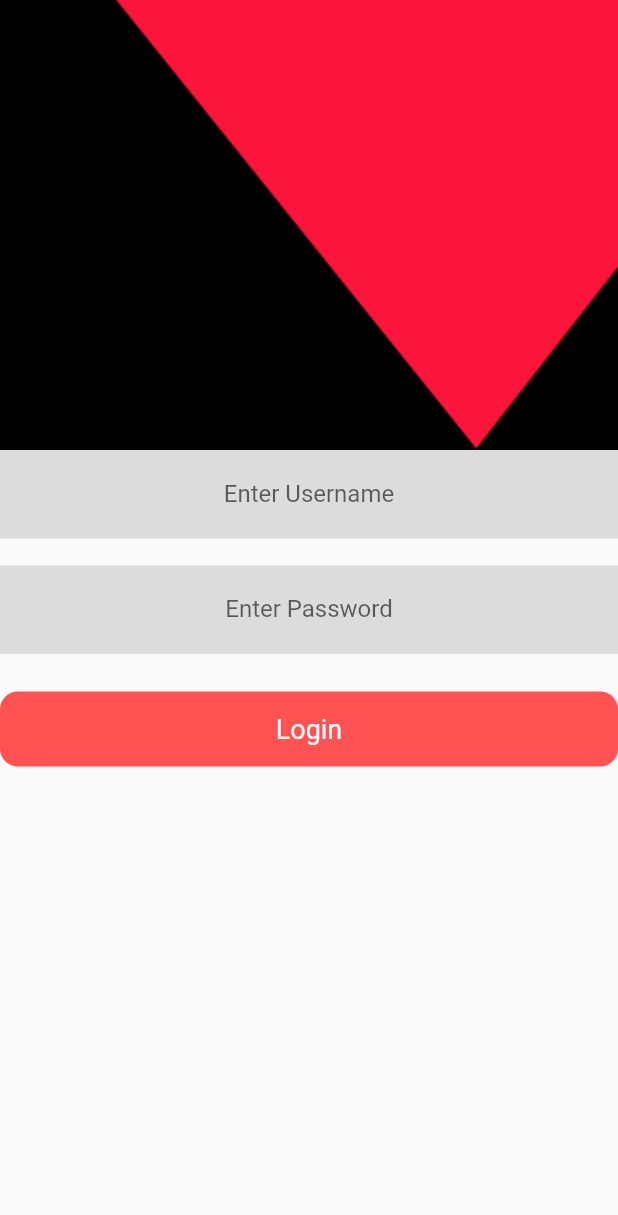
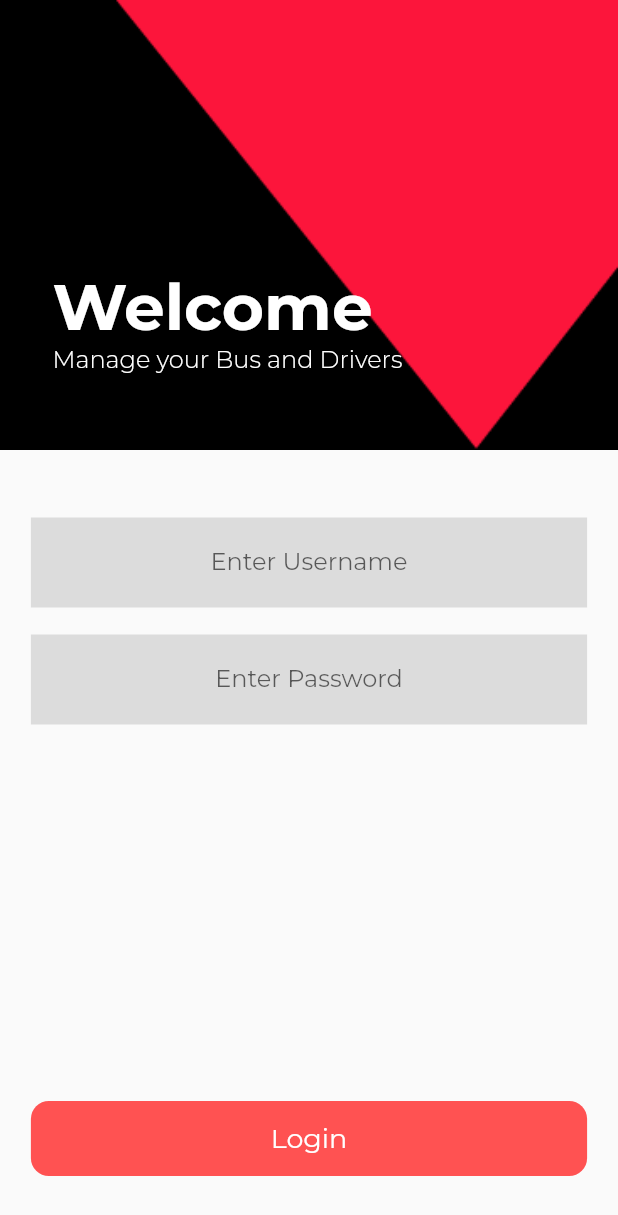
Before and after one commit to safder2000/moovebe, a Flutter app: the screen it shows after launch, on a phone screen of 412 x 824 dp. Shown: the top 1215 px of the screen. Run offline on Flutter 3.47's test engine with Material 2 defaults, Android fonts, the phone set to English and light mode, and no system bars; our stand-ins replace google_fonts.

Commit message:
login page ui..for now, moving on😶‍🌫️

```diff
--- a/lib/main.dart
+++ b/lib/main.dart
@@ -1,4 +1,5 @@
 import 'package:flutter/material.dart';
+import 'package:google_fonts/google_fonts.dart';
 import 'package:moovebe/presentation/login_screen.dart';
 import 'package:moovebe/presentation/starting_screen.dart';
 
@@ -16,6 +17,8 @@ class MyApp extends StatelessWidget {
       title: 'moovebe',
       theme: ThemeData(
         primarySwatch: Colors.red,
+      ).copyWith(
+        textTheme: GoogleFonts.montserratTextTheme(Theme.of(context).textTheme),
       ),
       home: LoginPage(),
     );
--- a/lib/presentation/login_screen.dart
+++ b/lib/presentation/login_screen.dart
@@ -1,4 +1,5 @@
 import 'package:flutter/material.dart';
+import 'package:google_fonts/google_fonts.dart';
 
 class LoginPage extends StatelessWidget {
   LoginPage({super.key});
@@ -8,20 +9,17 @@ class LoginPage extends StatelessWidget {
     TextEditingController nameController = TextEditingController();
     TextEditingController passwordController = TextEditingController();
     return Scaffold(
-      body: ListView(
+      body: Column(
         children: [
-          Container(
-            height: 300,
-            width: MediaQuery.of(context).size.width,
-            decoration: BoxDecoration(
-              color: Colors.black,
-              image: DecorationImage(
-                image: AssetImage('lib/assets/Polygon_1.png'),
-                fit: BoxFit.fill,
+          //welcome graphics...top
+          WelcomeContainer(),
+          const SizedBox(
+            height: 45,
           ),
-            ),
-          ),
-          TextFormField(
+          //TODO: make corener rounded 😑
+          SizedBox(
+            width: MediaQuery.of(context).size.width * 0.9,
+            child: TextFormField(
                 decoration: const InputDecoration(
                   fillColor: Colors.black12,
                   filled: true,
@@ -30,10 +28,13 @@ class LoginPage extends StatelessWidget {
                 ),
                 controller: passwordController,
                 textAlign: TextAlign.center),
+          ),
           const SizedBox(
             height: 18,
           ),
-          TextFormField(
+          SizedBox(
+            width: MediaQuery.of(context).size.width * 0.9,
+            child: TextFormField(
               decoration: const InputDecoration(
                 fillColor: Colors.black12,
                 filled: true,
@@ -47,11 +48,13 @@ class LoginPage extends StatelessWidget {
               ),
               controller: passwordController,
             ),
+          ),
+          Spacer(),
           Padding(
-            padding: const EdgeInsets.symmetric(vertical: 25),
+            padding: const EdgeInsets.symmetric(vertical: 40),
             child: SizedBox(
               height: 50,
-              width: MediaQuery.of(context).size.width * 0.8,
+              width: MediaQuery.of(context).size.width * 0.9,
               child: ElevatedButton(
                 onPressed: () {},
                 style: ElevatedButton.styleFrom(
@@ -76,3 +79,49 @@ class LoginPage extends StatelessWidget {
     );
   }
 }
+
+class WelcomeContainer extends StatelessWidget {
+  const WelcomeContainer({
+    Key? key,
+  }) : super(key: key);
+
+  @override
+  Widget build(BuildContext context) {
+    return Container(
+      height: 300,
+      width: MediaQuery.of(context).size.width,
+      decoration: const BoxDecoration(
+        color: Colors.black,
+        image: DecorationImage(
+          image: AssetImage('lib/assets/Polygon_1.png'),
+          fit: BoxFit.fill,
+        ),
+      ),
+      child: Padding(
+        padding: const EdgeInsets.all(35.0),
+        child: Column(
+            crossAxisAlignment: CrossAxisAlignment.start,
+            mainAxisAlignment: MainAxisAlignment.end,
+            children: [
+              Text(
+                'Welcome',
+                style: GoogleFonts.montserrat(
+                    color: Colors.white,
+                    fontSize: 43,
+                    fontWeight: FontWeight.bold),
+              ),
+              const Text(
+                'Manage your Bus and Drivers',
+                style: TextStyle(
+                    color: Colors.white,
+                    fontSize: 16,
+                    fontWeight: FontWeight.w300),
+              ),
+              const SizedBox(
+                height: 15,
+              ),
+            ]),
+      ),
+    );
+  }
+}
--- a/pubspec.yaml
+++ b/pubspec.yaml
@@ -37,6 +37,7 @@ dependencies:
   # Use with the CupertinoIcons class for iOS style icons.
   cupertino_icons: ^1.0.2
   dio: ^5.0.0
+  google_fonts: ^4.0.3
 
 dev_dependencies:
   flutter_test:
```
Also changed, not shown: pubspec.lock, 1 other file. Lines whose indentation alone changed are shown as unchanged.
